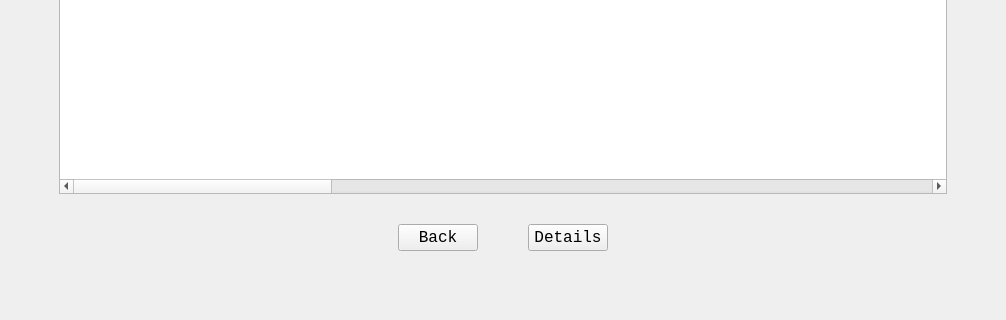
ASNaeem/Simple-VCMS, file AppointmentUI.ui: the form before one commit; both pictures show x 0 to 1006 and y 401 to 721 of the 1006 by 721 pixel window.
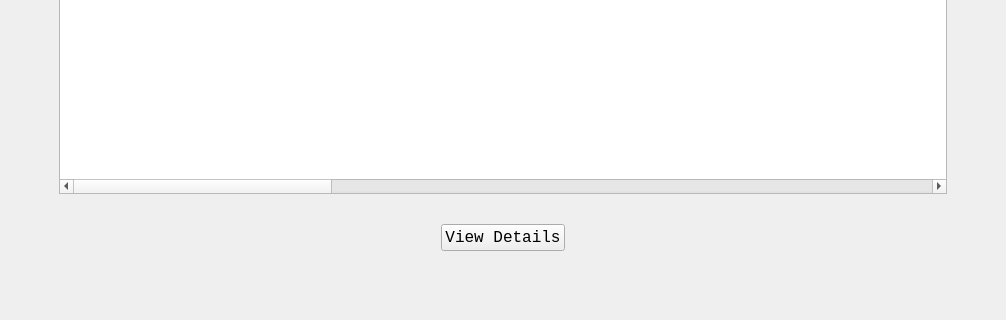
The form after the commit.

Commit message: appointment ui common buttons connected

```diff
--- a/AppointmentUI.ui
+++ b/AppointmentUI.ui
@@ -309,7 +309,7 @@
        </layout>
       </item>
       <item>
-       <layout class="QHBoxLayout" name="horizontal_layout_button" stretch="1,0,0,0,1">
+       <layout class="QHBoxLayout" name="horizontal_layout_button" stretch="1,0,1">
         <property name="leftMargin">
          <number>10</number>
         </property>
@@ -355,44 +355,7 @@
            <cursorShape>PointingHandCursor</cursorShape>
           </property>
           <property name="text">
-           <string>Back</string>
-          </property>
-         </widget>
-        </item>
-        <item>
-         <spacer name="horizontalSpacer">
-          <property name="orientation">
-           <enum>Qt::Horizontal</enum>
-          </property>
-          <property name="sizeHint" stdset="0">
-           <size>
-            <width>40</width>
-            <height>20</height>
-           </size>
-          </property>
-         </spacer>
-        </item>
-        <item>
-         <widget class="QPushButton" name="edit_button_2">
-          <property name="sizePolicy">
-           <sizepolicy hsizetype="Maximum" vsizetype="Fixed">
-            <horstretch>0</horstretch>
-            <verstretch>0</verstretch>
-           </sizepolicy>
-          </property>
-          <property name="font">
-           <font>
-            <family>Courier New</family>
-            <pointsize>12</pointsize>
-            <weight>50</weight>
-            <bold>false</bold>
-           </font>
-          </property>
-          <property name="cursor">
-           <cursorShape>PointingHandCursor</cursorShape>
-          </property>
-          <property name="text">
-           <string>Details</string>
+           <string>View Details</string>
           </property>
          </widget>
         </item>
```
Left out of the diff: 8 changed lines with no effect on the pictures. The commit also changes 4 other files.
